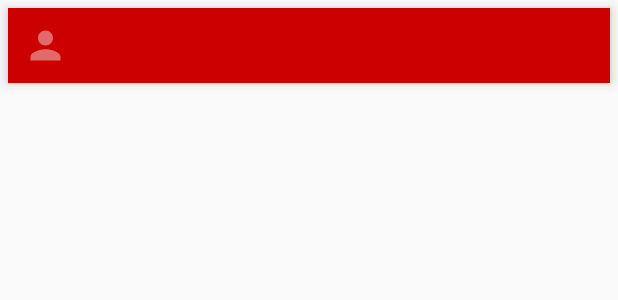
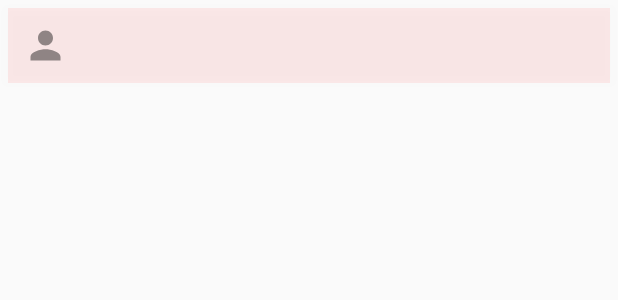
Before and after one commit to mani87/NotificationApp, an Android app: the layout user_list.xml on its own in the app's theme, with its tools: preview values and no code run, on a phone screen of 412 x 824 dp. Shown: the top 300 px of the screen. Run offline under Robolectric (Android 15) with nearby library versions, the phone set to English and light mode, and no system bars.

Commit message:
Polish UI of app

```diff
--- a/app/src/main/res/drawable/ic_person_black_24dp.xml
+++ b/app/src/main/res/drawable/ic_person_black_24dp.xml
@@ -1,5 +1,5 @@
 <vector android:alpha="0.42" android:height="24dp"
     android:viewportHeight="24.0" android:viewportWidth="24.0"
     android:width="24dp" xmlns:android="http://schemas.android.com/apk/res/android">
-    <path android:fillColor="#ffffff" android:pathData="M12,12c2.21,0 4,-1.79 4,-4s-1.79,-4 -4,-4 -4,1.79 -4,4 1.79,4 4,4zM12,14c-2.67,0 -8,1.34 -8,4v2h16v-2c0,-2.66 -5.33,-4 -8,-4z"/>
+    <path android:fillColor="#000000" android:pathData="M12,12c2.21,0 4,-1.79 4,-4s-1.79,-4 -4,-4 -4,1.79 -4,4 1.79,4 4,4zM12,14c-2.67,0 -8,1.34 -8,4v2h16v-2c0,-2.66 -5.33,-4 -8,-4z"/>
 </vector>
--- a/app/src/main/res/drawable/input_layout.xml
+++ /dev/null
@@ -1,5 +0,0 @@
-<?xml version="1.0" encoding="utf-8"?>
-<shape xmlns:android="http://schemas.android.com/apk/res/android">
-    <solid android:color="#ffffff"/>
-    <corners android:radius="20dp"/>
-</shape>
--- a/app/src/main/res/layout/activity_main.xml
+++ b/app/src/main/res/layout/activity_main.xml
@@ -26,7 +26,7 @@
         android:layout_height="wrap_content"
         android:layout_centerHorizontal="true"
         android:text="Loading..."
-        android:textColor="@android:color/black"
+        android:textColor="@color/colorPrimaryDark"
         android:textSize="30sp"
         android:textStyle="bold" />
 
--- a/app/src/main/res/layout/user_list.xml
+++ b/app/src/main/res/layout/user_list.xml
@@ -4,7 +4,7 @@
     android:layout_width="match_parent"
     android:layout_height="wrap_content"
     android:layout_margin="5dp"
-    android:background="@color/colorPrimaryDark"
+    android:background="#13FF0000"
     android:orientation="horizontal"
     android:padding="10dp"
     android:elevation="5dp"
@@ -21,7 +21,7 @@
         android:layout_width="match_parent"
         android:layout_marginLeft="5dp"
         android:layout_height="wrap_content"
-        android:textColor="@android:color/white"
+        android:textColor="@android:color/black"
         android:textSize="22sp" />
 
 </LinearLayout>
```
